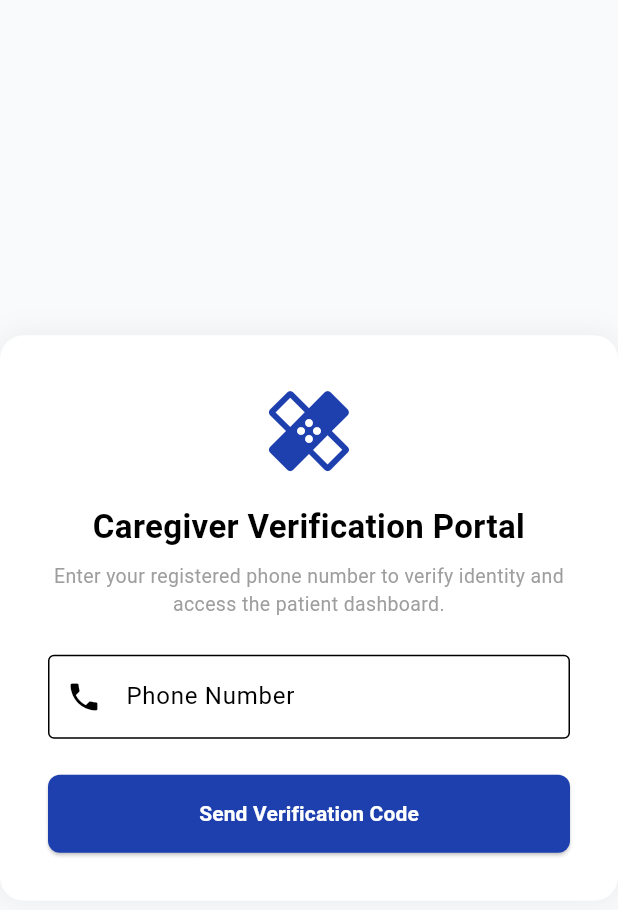
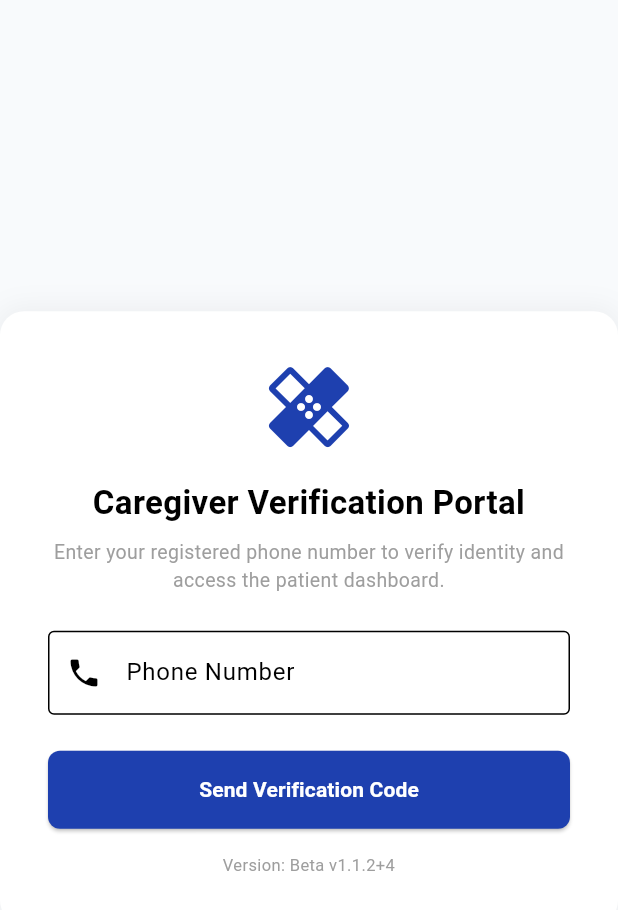
Before and after one commit to alok-unitalks/Pill-Reminder-Caregiver, a Flutter app: the screen it shows after launch, on a phone screen of 412 x 824 dp. Shown: the top 910 px of the screen. Run offline on Flutter 3.47's test engine with Material 3 defaults, Android fonts, the phone set to English and light mode, and no system bars; our stand-ins replace cloud_firestore, firebase_auth, firebase_core, firebase_messaging, fl_chart, shared_preferences; missing offline and left inert: firebase_auth_platform_interface; accounts and stored records are empty.

Commit message:
Display app version build label on login and dashboard screens

```diff
--- a/lib/main.dart
+++ b/lib/main.dart
@@ -7,6 +7,8 @@ import 'package:firebase_messaging/firebase_messaging.dart';
 import 'package:fl_chart/fl_chart.dart';
 import 'package:shared_preferences/shared_preferences.dart';
 import 'firebase_options.dart';
+
+const String appVersion = "Beta v1.1.2+4";
 
 void main() async {
   WidgetsFlutterBinding.ensureInitialized();
@@ -339,7 +341,13 @@ class _CaregiverLoginScreenState extends State<CaregiverLoginScreen> {
                       },
                       child: const Text('Back to phone entry', style: TextStyle(color: Color(0xFF1E40AF))),
                     )
-                  ]
+                  ],
+                  const SizedBox(height: 16),
+                  const Text(
+                    'Version: $appVersion',
+                    textAlign: TextAlign.center,
+                    style: TextStyle(color: Colors.grey, fontSize: 11),
+                  ),
                 ],
               ),
             ),
@@ -516,7 +524,14 @@ class _CaregiverDashboardScreenState extends State<CaregiverDashboardScreen> {
                         ),
                       ),
                     ),
-                  )
+                  ),
+                  const SizedBox(height: 16),
+                  const Center(
+                    child: Text(
+                      'Version: $appVersion',
+                      style: TextStyle(color: Colors.grey, fontSize: 11),
+                    ),
+                  ),
                 ],
               ),
             ),
```
Also changed, not shown: 2 other files.
